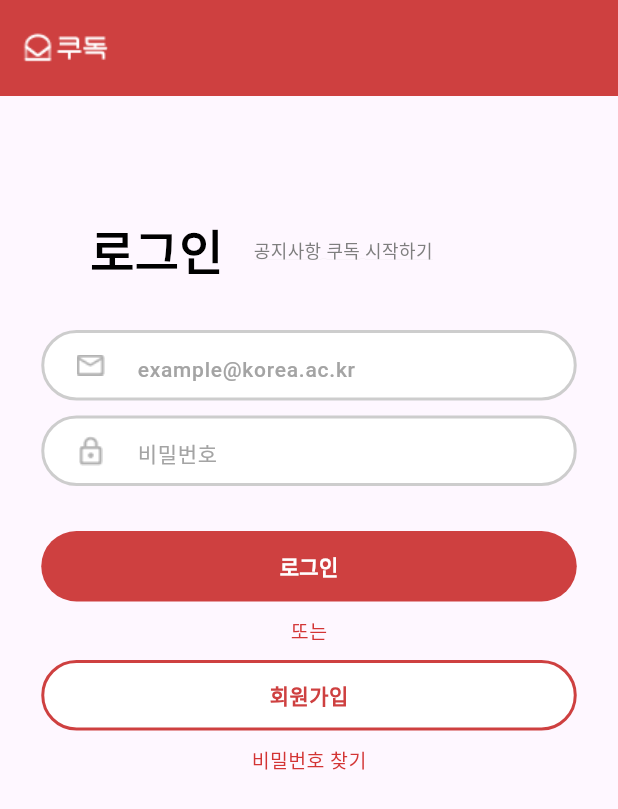
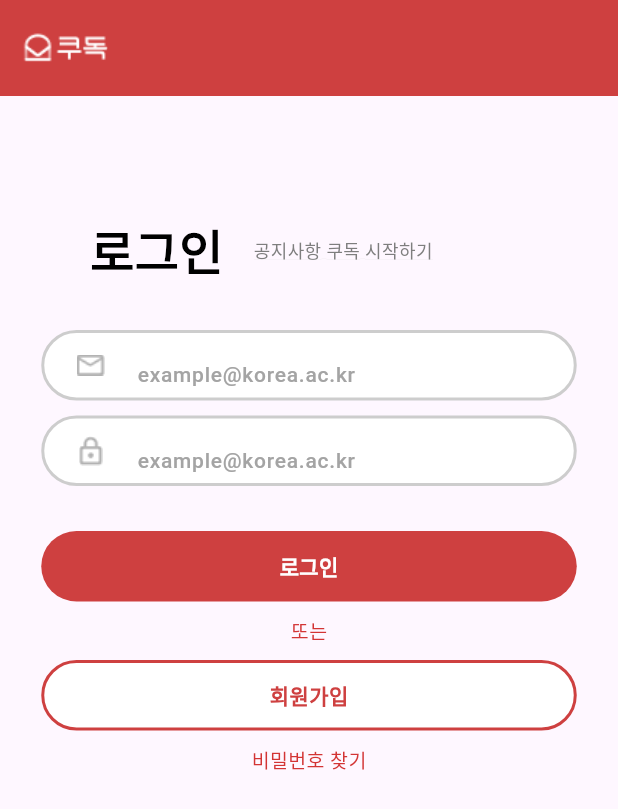
Before and after one commit to DevKor-github/KUDOG-front, a Flutter app: the screen it shows after launch, on a phone screen of 412 x 824 dp. Shown: the top 809 px of the screen. Run offline on Flutter 3.47's test engine with Material 3 defaults, Android fonts, the phone set to English and light mode, and no system bars; our stand-ins replace dio, flutter_widget_from_html, shared_preferences; accounts and stored records are empty; network calls fail; Roboto replaces fonts that are missing (Noto Sans KR).

Commit message:
텍스트 스타일 및 힌트 텍스트 업데이트

```diff
--- a/kudog/lib/pages/auth/LoginPage.dart
+++ b/kudog/lib/pages/auth/LoginPage.dart
@@ -91,8 +91,7 @@ class _LoginPageWidgetState extends State<LoginPageWidget> {
                           fontWeight: FontWeight.w500,
                           fontSize: 12,
                           color: Color(0xFF7E7E7E),
-                          decoration:
-                              TextDecoration.underline, // 텍스트 주위에 선 추가
+                          decoration: TextDecoration.underline, // 텍스트 주위에 선 추가
                           decorationColor: Color(0xFFD9D9D9), // 텍스트 테두리 색상
                           decorationThickness: 0.2, // 텍스트 테두리 두께
                         ),
@@ -108,7 +107,8 @@ class _LoginPageWidgetState extends State<LoginPageWidget> {
                     decoration: BoxDecoration(
                       color: Colors.white,
                       borderRadius: BorderRadius.circular(208),
-                      border: Border.all(color: const Color(0xFFCDCDCD), width: 2),
+                      border:
+                          Border.all(color: const Color(0xFFCDCDCD), width: 2),
                     ),
                     child: Row(
                       children: [
@@ -117,6 +117,8 @@ class _LoginPageWidgetState extends State<LoginPageWidget> {
                           child: Image.asset('assets/images/icon_17.png'),
                         ),
                         Expanded(
+                          child: Container(
+                            padding: const EdgeInsets.symmetric(vertical: 4),
                             child: TextFormField(
                               controller: emailController,
                               decoration: const InputDecoration(
@@ -131,6 +133,7 @@ class _LoginPageWidgetState extends State<LoginPageWidget> {
                               ),
                             ),
                           ),
+                        )
                       ], // children
                     ),
                   ),
@@ -144,7 +147,8 @@ class _LoginPageWidgetState extends State<LoginPageWidget> {
                     decoration: BoxDecoration(
                       color: Colors.white,
                       borderRadius: BorderRadius.circular(208),
-                      border: Border.all(color: const Color(0xFFCDCDCD), width: 2),
+                      border:
+                          Border.all(color: const Color(0xFFCDCDCD), width: 2),
                     ),
                     child: Row(
                       children: [
@@ -153,11 +157,14 @@ class _LoginPageWidgetState extends State<LoginPageWidget> {
                           child: Image.asset('assets/images/icon_18.png'),
                         ),
                         Expanded(
+                          child: Container(
+                            padding: const EdgeInsets.symmetric(
+                                vertical: 4), // Adjust this value as needed
                             child: TextFormField(
-                            controller: passwordController,
+                              controller: emailController,
                               decoration: const InputDecoration(
                                 border: InputBorder.none,
-                              hintText: "비밀번호",
+                                hintText: "example@korea.ac.kr",
                                 hintStyle: TextStyle(
                                   fontFamily: 'Noto Sans KR',
                                   fontWeight: FontWeight.w500,
@@ -165,12 +172,10 @@ class _LoginPageWidgetState extends State<LoginPageWidget> {
                                   color: Color(0xFFA4A4A4),
                                 ),
                               ),
-                            obscureText: true,
-                            obscuringCharacter: '●',
-                            style: const TextStyle(color: Color(0xFFA4A4A4)),
                             ),
                           ),
-                      ], // children
+                        ),
+                      ],
                     ),
                   ),
                 ),
@@ -186,7 +191,8 @@ class _LoginPageWidgetState extends State<LoginPageWidget> {
                       Navigator.push(
                           context,
                           MaterialPageRoute(
-                              builder: (context) => const ViewMainPageWidget()));
+                              builder: (context) =>
+                                  const ViewMainPageWidget()));
                     } else {
                       showDialog(
                           context: context,
@@ -270,7 +276,8 @@ class _LoginPageWidgetState extends State<LoginPageWidget> {
                     decoration: BoxDecoration(
                       color: Colors.white,
                       borderRadius: BorderRadius.circular(58),
-                      border: Border.all(color: const Color(0xFFCE4040), width: 2),
+                      border:
+                          Border.all(color: const Color(0xFFCE4040), width: 2),
                     ),
                     child: const Text(
                       "회원가입",
```
Lines whose indentation alone changed are shown as unchanged.
